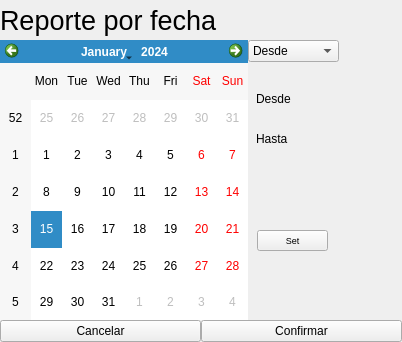
Qt form GUI/sub_ventanas/ui/reportes/reportePorFecha.ui (C-Sebastian-M/GLAM_MAKEUP_STORE) before a commit.
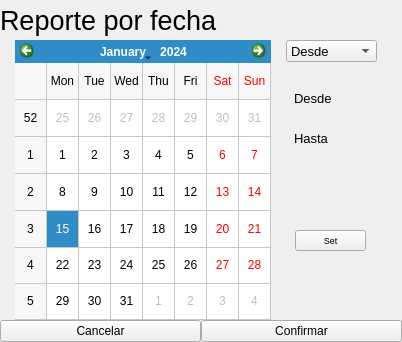
The same form after that commit.

Commit message: Diseño de la ventana de reportes terminada, solo falta hacer las conexiones con las consultas para introducir los datos

```diff
--- a/GUI/sub_ventanas/ui/reportes/reportePorFecha.ui
+++ b/GUI/sub_ventanas/ui/reportes/reportePorFecha.ui
@@ -75,20 +75,43 @@
       <number>0</number>
      </property>
      <item>
-      <widget class="QCalendarWidget" name="calendarPorFecha">
+      <widget class="QCalendarWidget" name="calendarioPorFecha">
+       <property name="enabled">
+        <bool>true</bool>
+       </property>
        <property name="sizePolicy">
         <sizepolicy hsizetype="Fixed" vsizetype="Expanding">
          <horstretch>0</horstretch>
          <verstretch>0</verstretch>
         </sizepolicy>
        </property>
+       <property name="font">
+        <font>
+         <family>Arial</family>
+        </font>
+       </property>
        <property name="styleSheet">
         <string notr="true"/>
        </property>
+       <property name="gridVisible">
+        <bool>true</bool>
+       </property>
       </widget>
      </item>
      <item>
       <widget class="QWidget" name="datosContenedor" native="true">
+       <property name="minimumSize">
+        <size>
+         <width>0</width>
+         <height>0</height>
+        </size>
+       </property>
+       <property name="maximumSize">
+        <size>
+         <width>100</width>
+         <height>16777215</height>
+        </size>
+       </property>
        <widget class="QLabel" name="desdeLabel">
         <property name="enabled">
          <bool>true</bool>
@@ -101,6 +124,13 @@
           <height>31</height>
          </rect>
         </property>
+        <property name="font">
+         <font>
+          <family>Arial</family>
+          <pointsize>10</pointsize>
+          <italic>false</italic>
+         </font>
+        </property>
         <property name="text">
          <string>Desde
 </string>
@@ -115,6 +145,11 @@
           <height>31</height>
          </rect>
         </property>
+        <property name="font">
+         <font>
+          <pointsize>10</pointsize>
+         </font>
+        </property>
         <property name="text">
          <string>Hasta
 </string>
@@ -129,6 +164,12 @@
           <height>22</height>
          </rect>
         </property>
+        <property name="font">
+         <font>
+          <family>Arial</family>
+          <pointsize>10</pointsize>
+         </font>
+        </property>
         <item>
          <property name="text">
           <string>Desde</string>
```
The commit also changes 9 other files.
